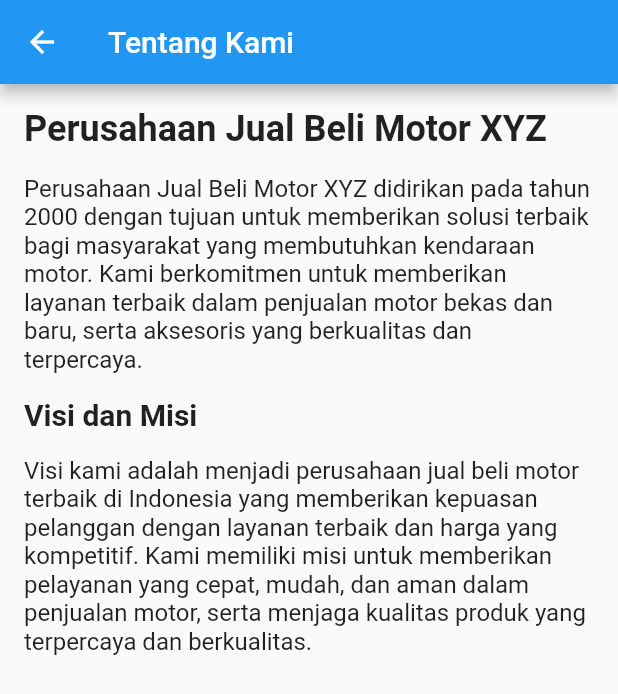
After one commit to Amnth07/tugas_kelompok_2, a Flutter app: the TentangKami screen opened by its route, on a phone screen of 412 x 824 dp. The commit adds this screen. Shown: the top 694 px of the screen. Run offline on Flutter 3.47's test engine with Material 2 defaults, Android fonts, the light colour scheme and no system bars.

Commit message:
tentangkami

```diff
--- a/lib/home/menu.dart
+++ b/lib/home/menu.dart
@@ -2,7 +2,7 @@ import 'package:flutter/material.dart';
 import 'package:tugas_kelompok_2/home/pesanan.dart';
 import 'package:tugas_kelompok_2/home/barang.dart';
 import 'package:tugas_kelompok_2/home/profile.dart';
-
+import 'package:tugas_kelompok_2/home/TentangKami.dart';
 class Menu extends StatelessWidget {
   const Menu({super.key});
   @override
--- /dev/null
+++ b/lib/home/tentangkami.dart
@@ -0,0 +1,41 @@
+import 'package:flutter/material.dart';
+
+class TentangKami extends StatelessWidget {
+  const TentangKami({Key? key}) : super(key: key);
+
+  @override
+  Widget build(BuildContext context) {
+    return Scaffold(
+      appBar: AppBar(
+        title: Text('Tentang Kami'),
+      ),
+      body: Container(
+        padding: EdgeInsets.all(16),
+        child: Column(
+          crossAxisAlignment: CrossAxisAlignment.start,
+          children: [
+            Text(
+              'Perusahaan Jual Beli Motor XYZ',
+              style: TextStyle(fontSize: 24, fontWeight: FontWeight.bold),
+            ),
+            SizedBox(height: 16),
+            Text(
+              'Perusahaan Jual Beli Motor XYZ didirikan pada tahun 2000 dengan tujuan untuk memberikan solusi terbaik bagi masyarakat yang membutuhkan kendaraan motor. Kami berkomitmen untuk memberikan layanan terbaik dalam penjualan motor bekas dan baru, serta aksesoris yang berkualitas dan terpercaya.',
+              style: TextStyle(fontSize: 16),
+            ),
+            SizedBox(height: 16),
+            Text(
+              'Visi dan Misi',
+              style: TextStyle(fontSize: 20, fontWeight: FontWeight.bold),
+            ),
+            SizedBox(height: 16),
+            Text(
+              'Visi kami adalah menjadi perusahaan jual beli motor terbaik di Indonesia yang memberikan kepuasan pelanggan dengan layanan terbaik dan harga yang kompetitif. Kami memiliki misi untuk memberikan pelayanan yang cepat, mudah, dan aman dalam penjualan motor, serta menjaga kualitas produk yang terpercaya dan berkualitas.',
+              style: TextStyle(fontSize: 16),
+            ),
+          ],
+        ),
+      ),
+    );
+  }
+}
--- a/lib/main.dart
+++ b/lib/main.dart
@@ -2,6 +2,7 @@ import 'package:flutter/material.dart';
 import 'package:tugas_kelompok_2/home/menu.dart';
 import 'package:tugas_kelompok_2/home/barang.dart';
 import 'package:tugas_kelompok_2/home/profile.dart';
+import 'package:tugas_kelompok_2/home/TentangKami.dart';
 
 void main() {
   runApp(const MyApp());
@@ -20,6 +21,7 @@ class MyApp extends StatelessWidget {
         '/': (context) => Menu(),
         '/barang': (context) => Barang(),
         '/profile': (context) => Profile(),
+        '/TentangKami': (contex) => TentangKami(),
       },
     );
   }
```
